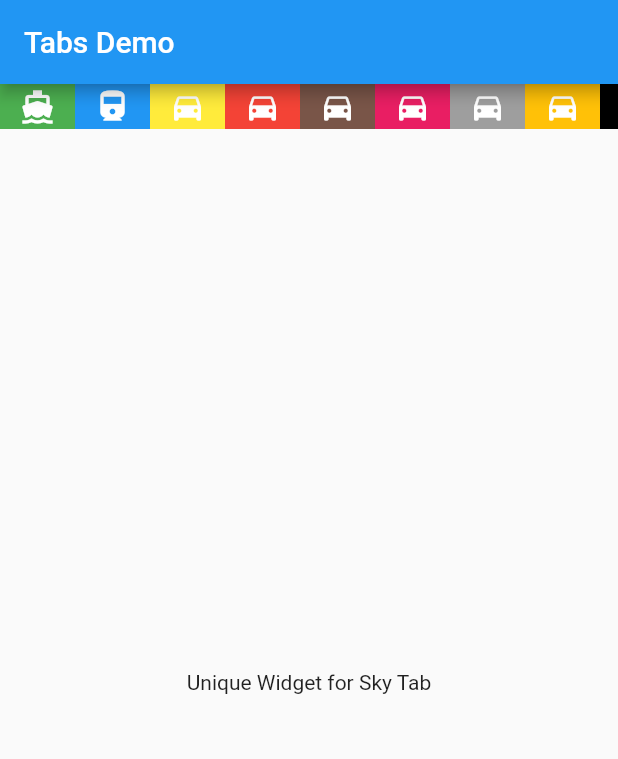
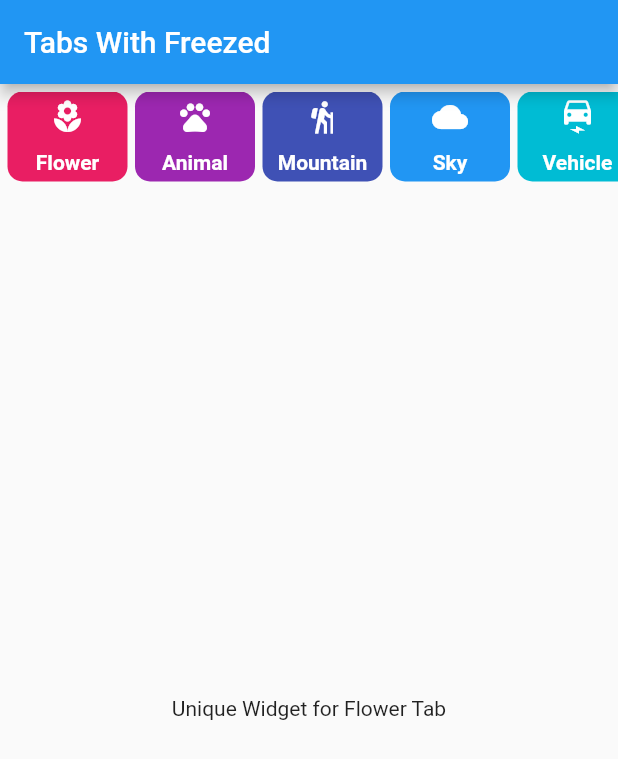
Before and after one commit to subeg7/Flutter-Tab-View-with-Unions, a Flutter app: the screen it shows after launch, on a phone screen of 412 x 824 dp. Shown: the top 759 px of the screen. Run offline on Flutter 3.47's test engine with Material 2 defaults, Android fonts, the phone set to English and light mode, and no system bars; our stand-ins replace freezed_annotation.

Commit message:
Styling Update

```diff
--- a/lib/helpers/tab_helper.dart
+++ b/lib/helpers/tab_helper.dart
@@ -1,77 +1,77 @@
 import 'package:flutter/material.dart';
-import 'package:tabs_with_freezed/model/tab_model.dart';
+import 'package:tabs_with_freezed/model/tab_view_model.dart';
 import 'package:tabs_with_freezed/model/tab_info.dart';
 
 class TabHelper {
-  static List<TabModel> get allTabs => [
-        TabModel.sky(
+  static List<TabViewModel> get allTabs => [
+        TabViewModel.flower(
+          TabInfo(
+            title: "Flower",
+            icon: Icons.local_florist,
+            primaryColor: Colors.pink,
+          ),
+        ),
+        TabViewModel.animal(
+          TabInfo(
+            title: "Animal",
+            icon: Icons.pets,
+            primaryColor: Colors.purple,
+          ),
+        ),
+        TabViewModel.mountain(
+          TabInfo(
+            title: "Mountain",
+            icon: Icons.hiking,
+            primaryColor: Colors.indigo,
+          ),
+        ),
+        TabViewModel.sky(
           TabInfo(
             title: "Sky",
-            icon: Icons.directions_boat_filled,
+            icon: Icons.cloud,
+            primaryColor: Colors.blue,
+          ),
+        ),
+        TabViewModel.vehicle(
+          TabInfo(
+            title: "Vehicle",
+            icon: Icons.electric_car,
+            primaryColor: Colors.cyan,
+          ),
+        ),
+        TabViewModel.utensil(
+          TabInfo(
+            title: "Utensil",
+            icon: Icons.restaurant,
+            primaryColor: Colors.teal,
+          ),
+        ),
+        TabViewModel.alchohol(
+          TabInfo(
+            title: "Alcohol",
+            icon: Icons.liquor,
+            primaryColor: Colors.brown,
+          ),
+        ),
+        TabViewModel.cricket(
+          TabInfo(
+            title: "Cricket",
+            icon: Icons.sports_cricket,
+            primaryColor: Colors.orange,
+          ),
+        ),
+        TabViewModel.suit(
+          TabInfo(
+            title: "Suit",
+            icon: Icons.checkroom,
             primaryColor: Colors.green,
           ),
         ),
-        TabModel.utensil(
-          TabInfo(
-            title: "Utensil",
-            icon: Icons.directions_train,
-            primaryColor: Colors.blue,
-          ),
-        ),
-        TabModel.animal(
-          TabInfo(
-            title: "Animal",
-            icon: Icons.directions_car,
-            primaryColor: Colors.yellow,
-          ),
-        ),
-        TabModel.alchohol(
-          TabInfo(
-            title: "Alcohol",
-            icon: Icons.directions_car,
-            primaryColor: Colors.red,
-          ),
-        ),
-        TabModel.court(
+        TabViewModel.court(
           TabInfo(
             title: "Court",
-            icon: Icons.directions_car,
-            primaryColor: Colors.brown,
-          ),
-        ),
-        TabModel.cricket(
-          TabInfo(
-            title: "Cricket",
-            icon: Icons.directions_car,
-            primaryColor: Colors.pink,
-          ),
-        ),
-        TabModel.flower(
-          TabInfo(
-            title: "Flower",
-            icon: Icons.directions_car,
-            primaryColor: Colors.grey,
-          ),
-        ),
-        TabModel.mountain(
-          TabInfo(
-            title: "Mountain",
-            icon: Icons.directions_car,
-            primaryColor: Colors.amber,
-          ),
-        ),
-        TabModel.suit(
-          TabInfo(
-            title: "Suit",
-            icon: Icons.directions_car,
-            primaryColor: Colors.black,
-          ),
-        ),
-        TabModel.vehicle(
-          TabInfo(
-            title: "Vehicle",
-            icon: Icons.directions_car,
-            primaryColor: Colors.lightGreen,
+            icon: Icons.account_balance,
+            primaryColor: Colors.blueGrey,
           ),
         ),
       ];
--- a/lib/model/tab_model.dart
+++ /dev/null
@@ -1,18 +0,0 @@
-import 'package:freezed_annotation/freezed_annotation.dart';
-import 'package:tabs_with_freezed/model/tab_info.dart';
-
-part 'tab_model.freezed.dart';
-
-@freezed
-class TabModel with _$TabModel {
-  const factory TabModel.utensil(TabInfo item) = _Utensil;
-  const factory TabModel.vehicle(TabInfo item) = _Vehicle;
-  const factory TabModel.cricket(TabInfo item) = _Cricket;
-  const factory TabModel.alchohol(TabInfo item) = _Alcohol;
-  const factory TabModel.suit(TabInfo item) = _Suit;
-  const factory TabModel.court(TabInfo item) = _Court;
-  const factory TabModel.mountain(TabInfo item) = _Mountain;
-  const factory TabModel.flower(TabInfo item) = _Flower;
-  const factory TabModel.animal(TabInfo item) = _Animal;
-  const factory TabModel.sky(TabInfo item) = _Sky;
-}
--- /dev/null
+++ b/lib/model/tab_view_model.dart
@@ -0,0 +1,18 @@
+import 'package:freezed_annotation/freezed_annotation.dart';
+import 'package:tabs_with_freezed/model/tab_info.dart';
+
+part 'tab_view_model.freezed.dart';
+
+@freezed
+class TabViewModel with _$TabModel {
+  const factory TabViewModel.flower(TabInfo item) = _Flower;
+  const factory TabViewModel.animal(TabInfo item) = _Animal;
+  const factory TabViewModel.mountain(TabInfo item) = _Mountain;
+  const factory TabViewModel.sky(TabInfo item) = _Sky;
+  const factory TabViewModel.vehicle(TabInfo item) = _Vehicle;
+  const factory TabViewModel.utensil(TabInfo item) = _Utensil;
+  const factory TabViewModel.alchohol(TabInfo item) = _Alcohol;
+  const factory TabViewModel.cricket(TabInfo item) = _Cricket;
+  const factory TabViewModel.suit(TabInfo item) = _Suit;
+  const factory TabViewModel.court(TabInfo item) = _Court;
+}
--- a/lib/widgets/home_view_widget.dart
+++ b/lib/widgets/home_view_widget.dart
@@ -1,6 +1,6 @@
 import 'package:flutter/material.dart';
 import 'package:tabs_with_freezed/helpers/tab_helper.dart';
-import 'package:tabs_with_freezed/model/tab_model.dart';
+import 'package:tabs_with_freezed/model/tab_view_model.dart';
 import 'package:tabs_with_freezed/widgets/tab_container.dart';
 import 'package:tabs_with_freezed/widgets/tab_contents/tab_contents.dart';
 
@@ -14,7 +14,7 @@ class HomeView extends StatefulWidget {
 }
 
 class _HomeViewState extends State<HomeView> {
-  late final List<TabModel> tabs;
+  late final List<TabViewModel> tabs;
   int activeTabIndex = 0;
 
   @override
@@ -27,7 +27,7 @@ class _HomeViewState extends State<HomeView> {
   Widget build(BuildContext context) {
     return Scaffold(
       appBar: AppBar(
-        title: const Text('Tabs Demo'),
+        title: const Text('Tabs With Freezed'),
       ),
       body: Column(
         children: [
@@ -43,7 +43,7 @@ class _HomeViewState extends State<HomeView> {
     );
   }
 
-  Widget _buildBody(TabModel activeHomeModel) {
+  Widget _buildBody(TabViewModel activeHomeModel) {
     return activeHomeModel.when(
       utensil: (_) => const UtensilWidget(),
       vehicle: (_) => const VehicleWidget(),
--- a/lib/widgets/tab_container.dart
+++ b/lib/widgets/tab_container.dart
@@ -1,9 +1,9 @@
 import 'package:flutter/material.dart';
-import 'package:tabs_with_freezed/model/tab_model.dart';
+import 'package:tabs_with_freezed/model/tab_view_model.dart';
 import 'package:tabs_with_freezed/widgets/tab_widget.dart';
 
 class TabContainer extends StatelessWidget {
-  final List<TabModel> tabs;
+  final List<TabViewModel> tabs;
   final Function(int) onTabPressed;
 
   const TabContainer({Key? key, required this.tabs, required this.onTabPressed})
@@ -12,7 +12,9 @@ class TabContainer extends StatelessWidget {
   @override
   Widget build(BuildContext context) {
     return Container(
-      height:30,
+      height: 60,
+
+      margin: const EdgeInsets.only(top: 5.0),
       child: ListView(
         scrollDirection: Axis.horizontal,
         children: tabs
--- a/lib/widgets/tab_widget.dart
+++ b/lib/widgets/tab_widget.dart
@@ -1,4 +1,5 @@
 import 'package:flutter/material.dart';
+import 'package:flutter/rendering.dart';
 import 'package:tabs_with_freezed/model/tab_info.dart';
 
 class TabWidget extends StatelessWidget {
@@ -16,12 +17,26 @@ class TabWidget extends StatelessWidget {
     return InkWell(
       onTap: onTap,
       child: Container(
-        width: 50,
-        color: item.primaryColor,
+        padding: const EdgeInsets.symmetric(horizontal: 10.0),
+        margin: const EdgeInsets.only(left: 5.0),
+        width: 80,
+        decoration: BoxDecoration(
+          color: item.primaryColor,
+          borderRadius: const BorderRadius.all(
+            Radius.circular(10),
+          ),
+        ),
         child: Tab(
           icon: Icon(
             item.icon,
             color: item.secondaryColor,
+          ),
+          child: Text(
+            item.title,
+            style: TextStyle(
+              color: item.secondaryColor,
+              fontWeight: FontWeight.w600,
+            ),
           ),
         ),
       ),
```
Also changed, not shown: pubspec.yaml (+0 -8 lines), lib/model/tab_view_model.freezed.dart, pubspec.lock, 1 other file.
